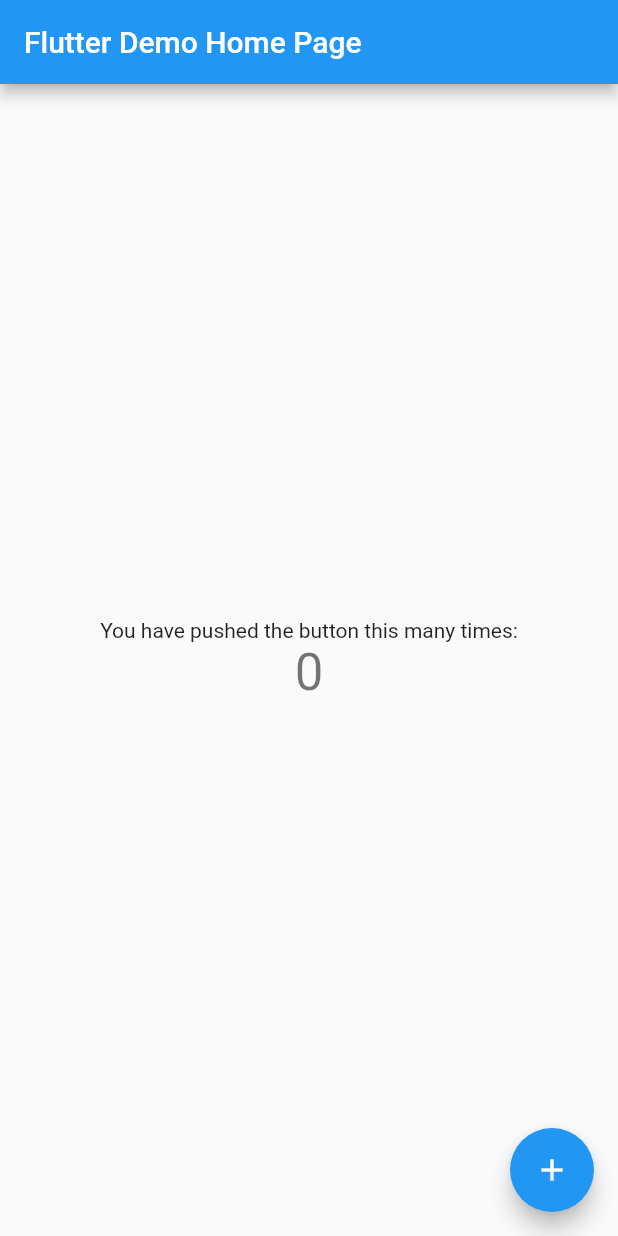
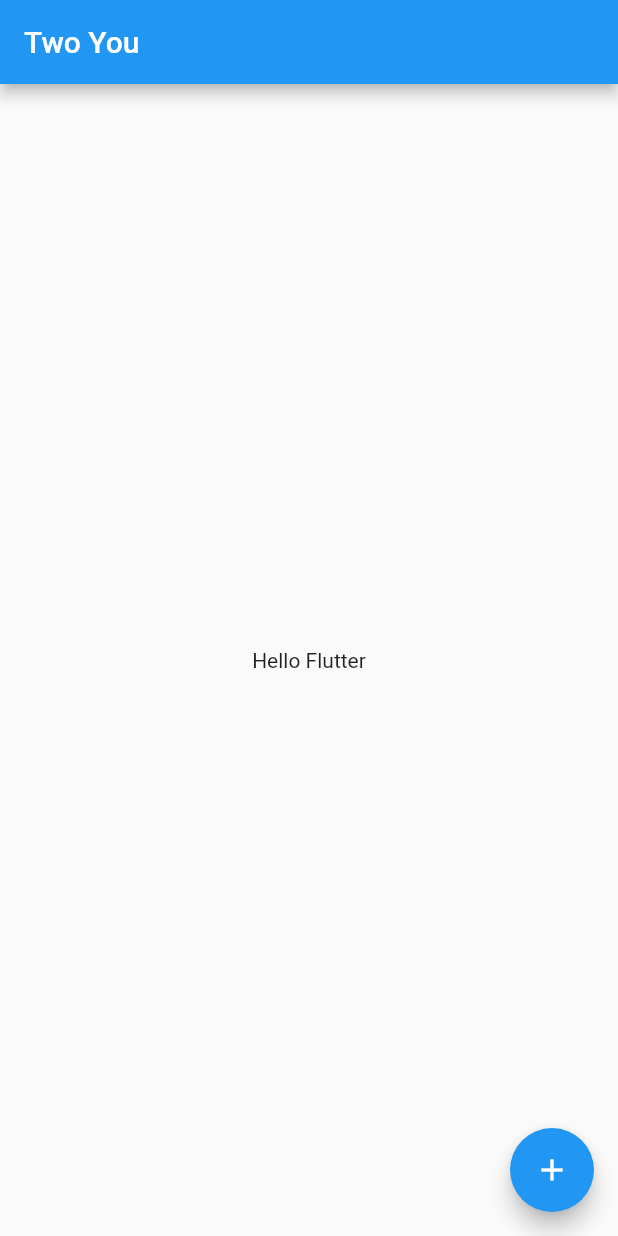
Before and after one commit to yimao009/g_two_you_friend, a Flutter app: the screen it shows after launch, on a phone screen of 412 x 824 dp. Run offline on Flutter 3.47's test engine with Material 2 defaults, Android fonts, the phone set to English and light mode, and no system bars.

Commit message:
第三课 小试牛刀 简单修改

```diff
--- a/lib/main.dart
+++ b/lib/main.dart
@@ -1,50 +1,24 @@
 import 'package:flutter/material.dart';
 
-void main() {
-  runApp(MyApp());
-}
+void main() => runApp(MyApp());
 
 class MyApp extends StatelessWidget {
   // This widget is the root of your application.
   @override
   Widget build(BuildContext context) {
     return MaterialApp(
-      title: 'Flutter Demo',
+      title: 'Two You', // app的title信息
       theme: ThemeData(
-        // This is the theme of your application.
-        //
-        // Try running your application with "flutter run". You'll see the
-        // application has a blue toolbar. Then, without quitting the app, try
-        // changing the primarySwatch below to Colors.green and then invoke
-        // "hot reload" (press "r" in the console where you ran "flutter run",
-        // or simply save your changes to "hot reload" in a Flutter IDE).
-        // Notice that the counter didn't reset back to zero; the application
-        // is not restarted.
-        primarySwatch: Colors.blue,
-        // This makes the visual density adapt to the platform that you run
-        // the app on. For desktop platforms, the controls will be smaller and
-        // closer together (more dense) than on mobile platforms.
-        visualDensity: VisualDensity.adaptivePlatformDensity,
+        primarySwatch: Colors.blue, //页面的主题颜色
       ),
-      home: MyHomePage(title: 'Flutter Demo Home Page'),
+      home: MyHomePage(title: 'Two You'),
     );
   }
 }
 
 class MyHomePage extends StatefulWidget {
   MyHomePage({Key key, this.title}) : super(key: key);
-
-  // This widget is the home page of your application. It is stateful, meaning
-  // that it has a State object (defined below) that contains fields that affect
-  // how it looks.
-
-  // This class is the configuration for the state. It holds the values (in this
-  // case the title) provided by the parent (in this case the App widget) and
-  // used by the build method of the State. Fields in a Widget subclass are
-  // always marked "final".
-
   final String title;
-
   @override
   _MyHomePageState createState() => _MyHomePageState();
 }
@@ -65,44 +39,16 @@ class _MyHomePageState extends State<MyHomePage> {
 
   @override
   Widget build(BuildContext context) {
-    // This method is rerun every time setState is called, for instance as done
-    // by the _incrementCounter method above.
-    //
-    // The Flutter framework has been optimized to make rerunning build methods
-    // fast, so that you can just rebuild anything that needs updating rather
-    // than having to individually change instances of widgets.
     return Scaffold(
       appBar: AppBar(
-        // Here we take the value from the MyHomePage object that was created by
-        // the App.build method, and use it to set our appbar title.
-        title: Text(widget.title),
+        title: Text(widget.title), // 当前页面Title信息
       ),
       body: Center(
-        // Center is a layout widget. It takes a single child and positions it
-        // in the middle of the parent.
         child: Column(
-          // Column is also a layout widget. It takes a list of children and
-          // arranges them vertically. By default, it sizes itself to fit its
-          // children horizontally, and tries to be as tall as its parent.
-          //
-          // Invoke "debug painting" (press "p" in the console, choose the
-          // "Toggle Debug Paint" action from the Flutter Inspector in Android
-          // Studio, or the "Toggle Debug Paint" command in Visual Studio Code)
-          // to see the wireframe for each widget.
-          //
-          // Column has various properties to control how it sizes itself and
-          // how it positions its children. Here we use mainAxisAlignment to
-          // center the children vertically; the main axis here is the vertical
-          // axis because Columns are vertical (the cross axis would be
-          // horizontal).
           mainAxisAlignment: MainAxisAlignment.center,
           children: <Widget>[
             Text(
-              'You have pushed the button this many times:',
-            ),
-            Text(
-              '$_counter',
-              style: Theme.of(context).textTheme.headline4,
+              'Hello Flutter', //当前页面显示的文本信息
             ),
           ],
         ),
```
